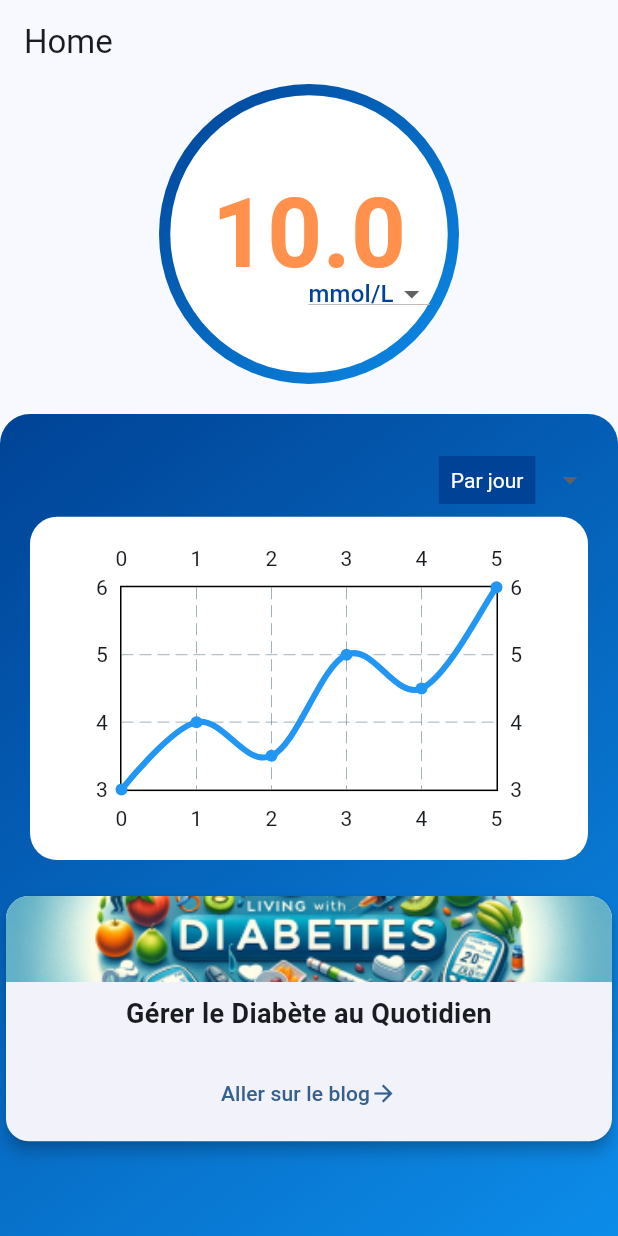
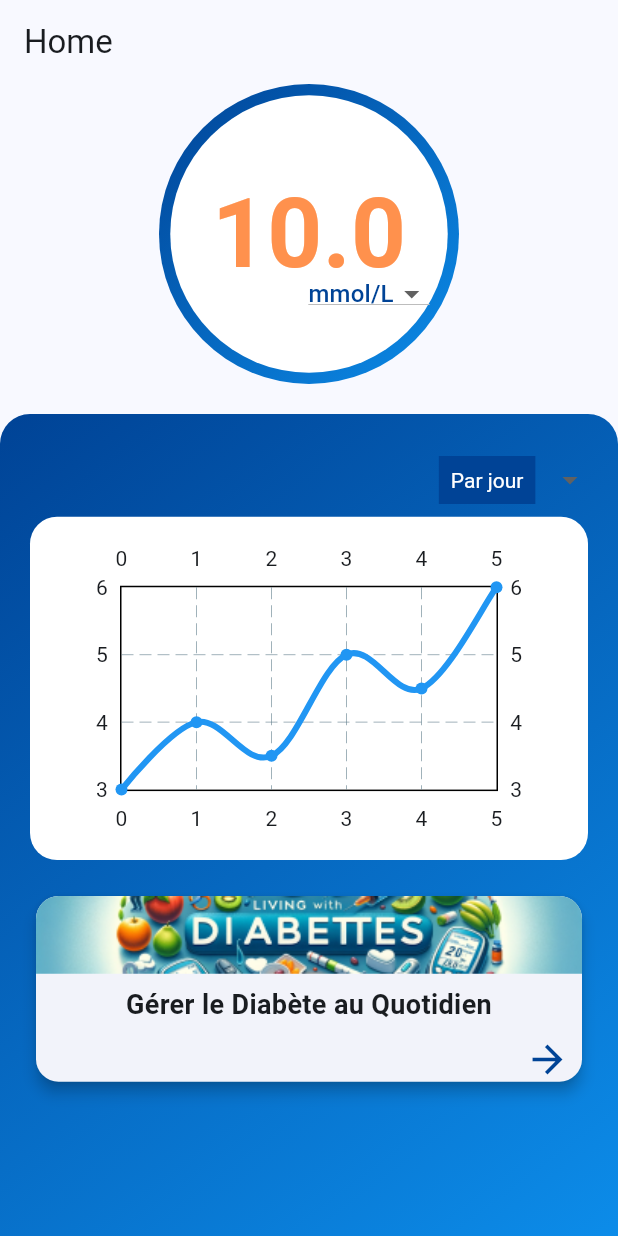
Before and after one commit to PaulDelamare/Diwe_front, a Flutter app: the screen it shows after launch, item 3 of the bottom bar chosen, on a phone screen of 412 x 824 dp. Run offline on Flutter 3.47's test engine with Material 3 defaults, Android fonts, the phone set to English and light mode, and no system bars; drawn by our look-alikes of fl_chart.

Commit message:
design de la card amélioré encore en cour de modification

```diff
--- a/lib/home/buttonBlog.dart
+++ b/lib/home/buttonBlog.dart
@@ -3,7 +3,13 @@ import 'package:flutter/material.dart';
 class ButtonBlogCard extends StatelessWidget {
   @override
   Widget build(BuildContext context) {
-    return Card(
+    return Container(
+      margin: EdgeInsets.symmetric(horizontal: 20), // Ajout de la même marge horizontale que celle utilisée dans le graphique.dart
+      child: GestureDetector(
+        onTap: () {
+          // Action à effectuer lorsque la carte est cliquée
+        },
+        child: Card(
           elevation: 4,
           shape: RoundedRectangleBorder(
             borderRadius: BorderRadius.circular(15.0),
@@ -34,20 +40,14 @@ class ButtonBlogCard extends StatelessWidget {
                   ),
                 ),
                 Padding(
-              padding: const EdgeInsets.all(8.0),
-              child: Row(
-                mainAxisAlignment: MainAxisAlignment.center,
-                children: [
-                  TextButton(
-                    onPressed: () {
-                      // Action à effectuer lorsque le bouton est cliqué
-                    },
+                  padding: const EdgeInsets.symmetric(horizontal: 8.0),
                   child: Row(
                     children: [
-                        Text('Aller sur le blog'),
-                        Icon(Icons.arrow_forward),
-                      ],
-                    ),
+                      Spacer(), // Ajout d'un espace flexible pour pousser l'icône vers la droite
+                      Icon(
+                        Icons.arrow_forward, // Icone de la flèche
+                        color: Color(0xFF004396), // Couleur de l'icône
+                        size: 30, // Taille de l'icône
                       ),
                     ],
                   ),
@@ -55,6 +55,8 @@ class ButtonBlogCard extends StatelessWidget {
               ],
             ),
           ),
+        ),
+      ),
     );
   }
 }
```
Lines whose indentation alone changed are shown as unchanged.
